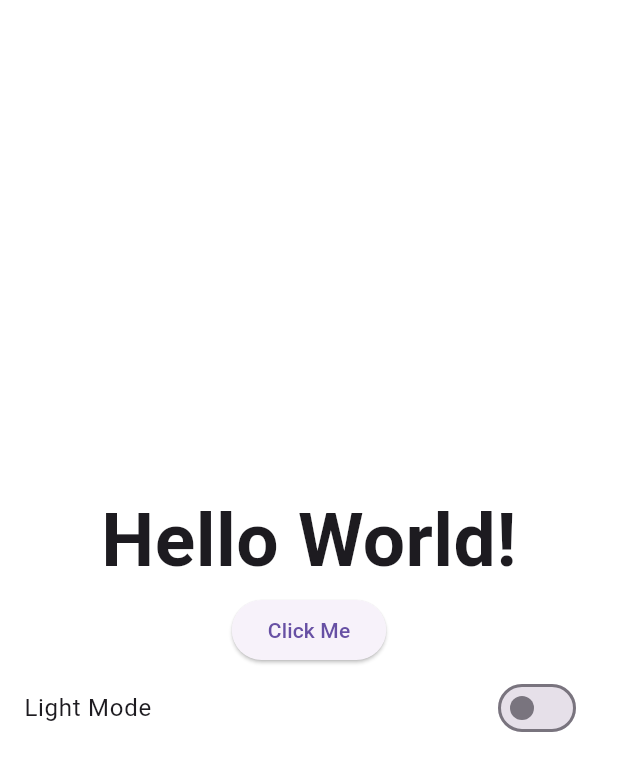
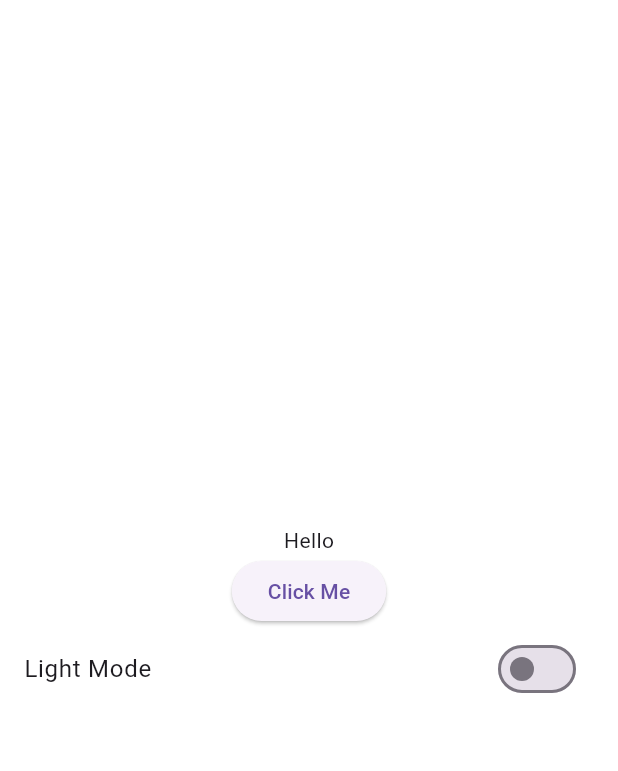
Before and after one commit to mithun00gowda/e_commerce_flutter, a Flutter app: the screen it shows after launch, on a phone screen of 412 x 824 dp. Shown: the top 771 px of the screen. Run offline on Flutter 3.47's test engine with Material 3 defaults, Android fonts, the phone set to English and light mode, and no system bars; our stand-ins replace shared_preferences.

Commit message:
chapter 2

```diff
--- a/lib/constants/theme_data.dart
+++ b/lib/constants/theme_data.dart
@@ -5,7 +5,8 @@ class Styles{
   static ThemeData themeData({required bool isDarkTheme, required BuildContext context}){
     return ThemeData(
       scaffoldBackgroundColor: isDarkTheme ? AppColors.darkScaffoldColor : AppColors.lightScaffoldColor,
-      cardColor: isDarkTheme ? Color.fromARGB(255, 13, 6, 37) : AppColors.lightCardcolor
+      cardColor: isDarkTheme ? Color.fromARGB(255, 13, 6, 37) : AppColors.lightCardcolor,
+      brightness: isDarkTheme ? Brightness.dark : Brightness.light
     );
   }
 }
--- a/lib/screens/home_screen.dart
+++ b/lib/screens/home_screen.dart
@@ -1,6 +1,7 @@
 import 'dart:math';
 
 import 'package:e_commerce/provider/theme_provider.dart';
+import 'package:e_commerce/widgets/title_text.dart';
 import 'package:flutter/material.dart';
 import 'package:provider/provider.dart';
 
@@ -15,10 +16,8 @@ class HomeScreen extends StatelessWidget {
         mainAxisAlignment: MainAxisAlignment.center,
         crossAxisAlignment: CrossAxisAlignment.center,
         children: [
-          const Text(
-            'Hello World!',
-            style: TextStyle(fontSize: 50, fontWeight: FontWeight.bold),
-          ),
+          //TODO ADD TEXT
+           TitleText(),
           ElevatedButton(onPressed: () {}, child: const Text('Click Me')),
           SwitchListTile(
               title: Text(themeProvider.getIsDarkTheme ? "Dark Mode" : "Light Mode"),
--- /dev/null
+++ b/lib/widgets/title_text.dart
@@ -0,0 +1,14 @@
+import 'package:flutter/material.dart';
+
+class TitleText extends StatelessWidget {
+  TitleText({super.key, this.label = "Hello", this.fontsize = 14 , this.fontweight = FontWeight.normal, this.color,  this.decoration = TextDecoration.none});
+  final String label;
+  final double fontsize;
+  final FontWeight fontweight;
+  final Color? color;
+  final TextDecoration decoration;
+  @override
+  Widget build(BuildContext context) {
+    return Text(label,style: TextStyle(fontSize: fontsize,color: color,fontWeight: fontweight,decoration: decoration),);
+  }
+}
```
